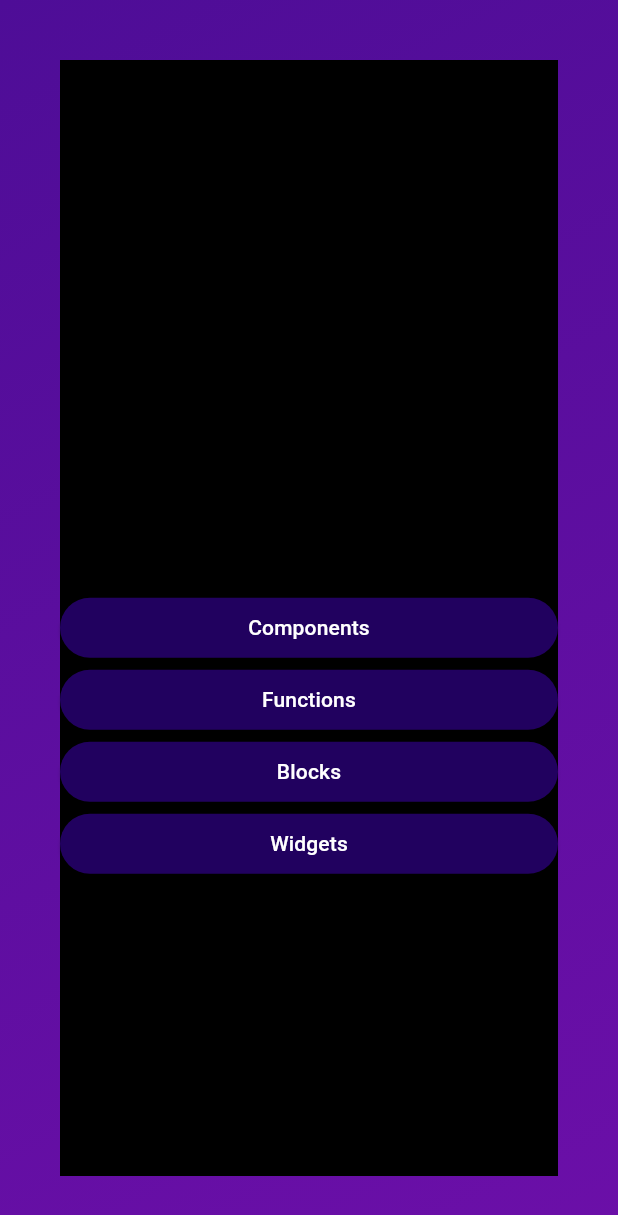
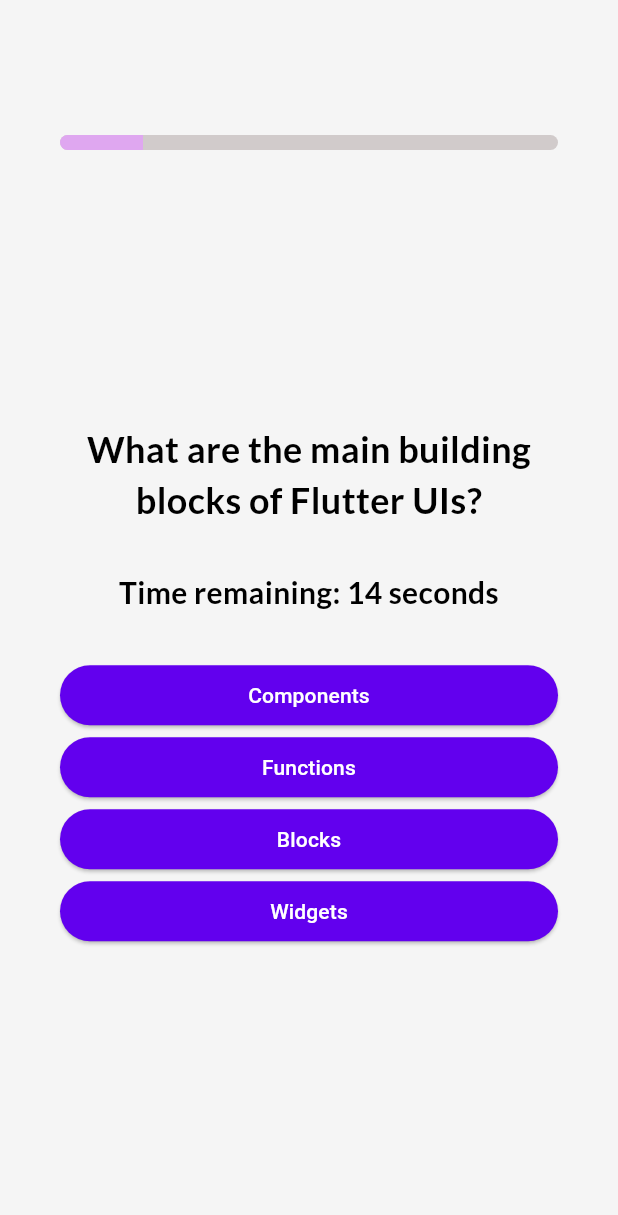
Before and after one commit to mckaylaguzman/App2-Quiz-, a Flutter app: the screen it shows after launch, after a tap on "Start Quiz", on a phone screen of 412 x 824 dp. Shown: the top 1215 px of the screen. Run offline on Flutter 3.47's test engine with Material 3 defaults, Android fonts, the phone set to English and light mode, and no system bars; our stand-ins replace google_fonts.

Commit message:
Commiting progress bar and theme change

```diff
--- a/lib/answer_button.dart
+++ b/lib/answer_button.dart
@@ -12,12 +12,15 @@ class AnswerButton extends StatelessWidget {
 
   @override
   Widget build(BuildContext context) {
+    final buttonColor = Theme.of(context).colorScheme.primary; // Use theme color
+    final textColor = Theme.of(context).colorScheme.onPrimary; // Adjust text color
+
     return ElevatedButton(
       onPressed: onTap,
       style: ElevatedButton.styleFrom(
         padding: const EdgeInsets.symmetric(vertical: 2, horizontal: 30),
-        backgroundColor: const Color.fromARGB(255, 33, 1, 95),
-        foregroundColor: Colors.white,
+        backgroundColor: buttonColor,
+        foregroundColor: textColor,
         shape: RoundedRectangleBorder(
           borderRadius: BorderRadius.circular(40),
         ),
--- a/lib/pages/questions_screen.dart
+++ b/lib/pages/questions_screen.dart
@@ -52,7 +52,7 @@ class _QuestionsScreenState extends State<QuestionsScreen> {
   void _moveToNextQuestion() {
     if (currentQuestionIndex < questions.length - 1) {
       setState(() {
-        currentQuestionIndex++;
+        currentQuestionIndex++;   // Move to the next question and update the progress
         _loadQuestion();
       });
       _startTimer();
@@ -71,20 +71,41 @@ class _QuestionsScreenState extends State<QuestionsScreen> {
     _moveToNextQuestion();
   }
 
+  double _getProgress() {
+    return (currentQuestionIndex + 1) / questions.length;
+  }
+
   @override
   Widget build(BuildContext context) {
     final currentQuestion = questions[currentQuestionIndex];
 
-    final backgroundColor = Theme.of(context).colorScheme.onSurface;
+    final backgroundColor = Theme.of(context).colorScheme.surface;
     final textColor = Theme.of(context).colorScheme.onSurface;
 
-    return SizedBox(
+    return Container(
       width: double.infinity,
-      child: Container(
       color: backgroundColor,
-        margin: const EdgeInsets.all(40),
+      padding: const EdgeInsets.all(40),
       child: Column(
-          mainAxisAlignment: MainAxisAlignment.center,
+        mainAxisAlignment: MainAxisAlignment.start,
+        crossAxisAlignment: CrossAxisAlignment.stretch,
+        children: [
+          Padding(
+            padding: const EdgeInsets.only(top: 50),
+            child: ClipRRect(
+              borderRadius: BorderRadius.circular(15),
+              child: LinearProgressIndicator(
+                value: _getProgress(),
+                backgroundColor: const Color.fromARGB(255, 209, 203, 203),
+                color: const Color.fromARGB(255, 223, 167, 240),
+                minHeight: 10,
+              ),
+            ),
+          ),
+          const SizedBox(height: 30),
+          Expanded(
+            child: Column(
+              mainAxisAlignment: MainAxisAlignment.center,  // Center the question/answers
               crossAxisAlignment: CrossAxisAlignment.stretch,
               children: [
                 Text(
@@ -114,9 +135,11 @@ class _QuestionsScreenState extends State<QuestionsScreen> {
                       answerQuestion(answer);
                     },
                   );
-            })
+                }).toList(),
               ],
             ),
+          ),
+        ],
       ),
     );
   }
--- a/lib/pages/results_screen.dart
+++ b/lib/pages/results_screen.dart
@@ -29,8 +29,10 @@ class ResultsScreen extends StatelessWidget {
   }
 
   @override
+  @override
   Widget build(BuildContext context) {
-    final backgroundColor = Theme.of(context).colorScheme.onSurface;
+    // Fetch dynamic colors from the current theme
+    final backgroundColor = Theme.of(context).colorScheme.surface;
     final textColor = Theme.of(context).colorScheme.onSurface;
 
     final summaryData = getSummaryData();
@@ -40,7 +42,7 @@ class ResultsScreen extends StatelessWidget {
     }).length;
 
     return Container(
-      color: backgroundColor,
+      color: backgroundColor, // Use theme's background color
       width: double.infinity,
       child: Container(
         margin: const EdgeInsets.all(40),
@@ -50,7 +52,7 @@ class ResultsScreen extends StatelessWidget {
             Text(
               'Your answered $numCorrectQuestions out of $numTotalQuestions questions correctly',
               style: GoogleFonts.lato(
-                color: textColor,
+                color: textColor, // Use theme's text color
                 fontSize: 20,
                 fontWeight: FontWeight.bold,
               ),
@@ -66,11 +68,11 @@ class ResultsScreen extends StatelessWidget {
             TextButton.icon(
               onPressed: onRestart,
               style: TextButton.styleFrom(
-                foregroundColor: textColor,
+                foregroundColor: textColor, // Use theme's text color
               ),
               icon: const Icon(Icons.refresh),
               label: const Text('Restart Quiz!'),
-            )
+            ),
           ],
         ),
       ),
--- a/lib/pages/start_screen.dart
+++ b/lib/pages/start_screen.dart
@@ -8,8 +8,8 @@ class StartScreen extends StatelessWidget {
 
   @override
   Widget build(BuildContext context) {
-    final backgroundColor = Theme.of(context).colorScheme.background;
-    final textColor = Theme.of(context).colorScheme.onBackground;
+    final backgroundColor = Theme.of(context).colorScheme.surface;
+    final textColor = Theme.of(context).colorScheme.onSurface;
 
     return Container(
       color: backgroundColor,
@@ -20,7 +20,7 @@ class StartScreen extends StatelessWidget {
             Image.asset(
               'assets/images/quiz-logo.png',
               width: 300,
-            color: const Color.fromARGB(150, 255, 255, 255),
+              color: const Color.fromARGB(149, 193, 193, 193),
             ),
             const SizedBox(height: 80),
             Text(
--- a/lib/questions_summary/summary_item.dart
+++ b/lib/questions_summary/summary_item.dart
@@ -11,6 +11,11 @@ class SummaryItem extends StatelessWidget {
   Widget build(BuildContext context) {
     final isCorrectAnswer =
         itemData['user_answer'] == itemData['correct_answer'];
+
+    // Fetch dynamic text color based on the theme
+    final textColor = Theme.of(context).colorScheme.onSurface;
+    // final correctAnswerColor = const Color.fromARGB(255, 181, 254, 246);
+    // final userAnswerColor = const Color.fromARGB(255, 202, 171, 252);
 
     return Row(
       crossAxisAlignment: CrossAxisAlignment.start,
@@ -27,7 +32,7 @@ class SummaryItem extends StatelessWidget {
             Text(
               itemData['question'] as String,
               style: GoogleFonts.lato(
-                color: Colors.white,
+                color: textColor,
                 fontSize: 16,
                 fontWeight: FontWeight.bold,
               ),
@@ -41,7 +46,7 @@ class SummaryItem extends StatelessWidget {
                 )),
             Text(itemData['correct_answer'] as String,
                 style: const TextStyle(
-                  color: Color.fromARGB(255, 181, 254, 246),
+                  color: Color.fromARGB(255, 0, 225, 199),
                 )),
           ],
         ))
--- a/lib/theme/theme.dart
+++ b/lib/theme/theme.dart
@@ -3,13 +3,13 @@ import 'package:flutter/material.dart';
 ThemeData lightMode = ThemeData(
     brightness: Brightness.light,
     colorScheme: ColorScheme.light(
-        background: Colors.grey.shade400,
+        surface: Colors.grey.shade100,
     )
 );
 
 ThemeData darkMode = ThemeData(
     brightness: Brightness.dark,
     colorScheme: ColorScheme.dark(
-        background: Colors.grey.shade900,
+        surface: Colors.grey.shade900,
     )
 );
```
Lines whose indentation alone changed are shown as unchanged.
